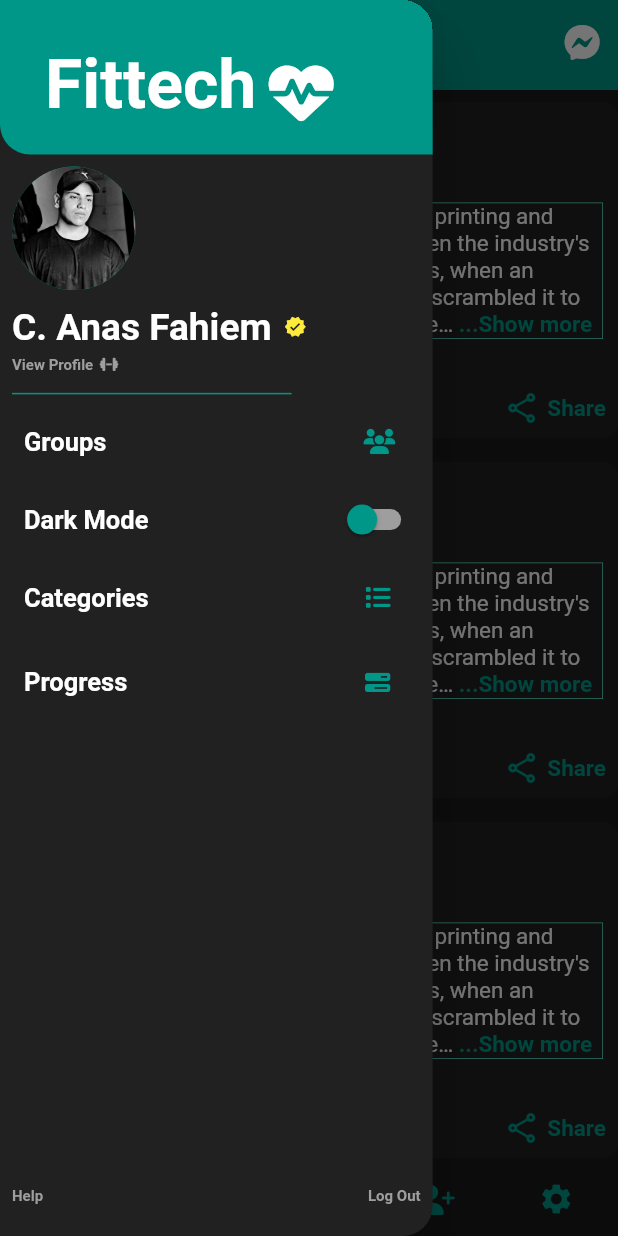
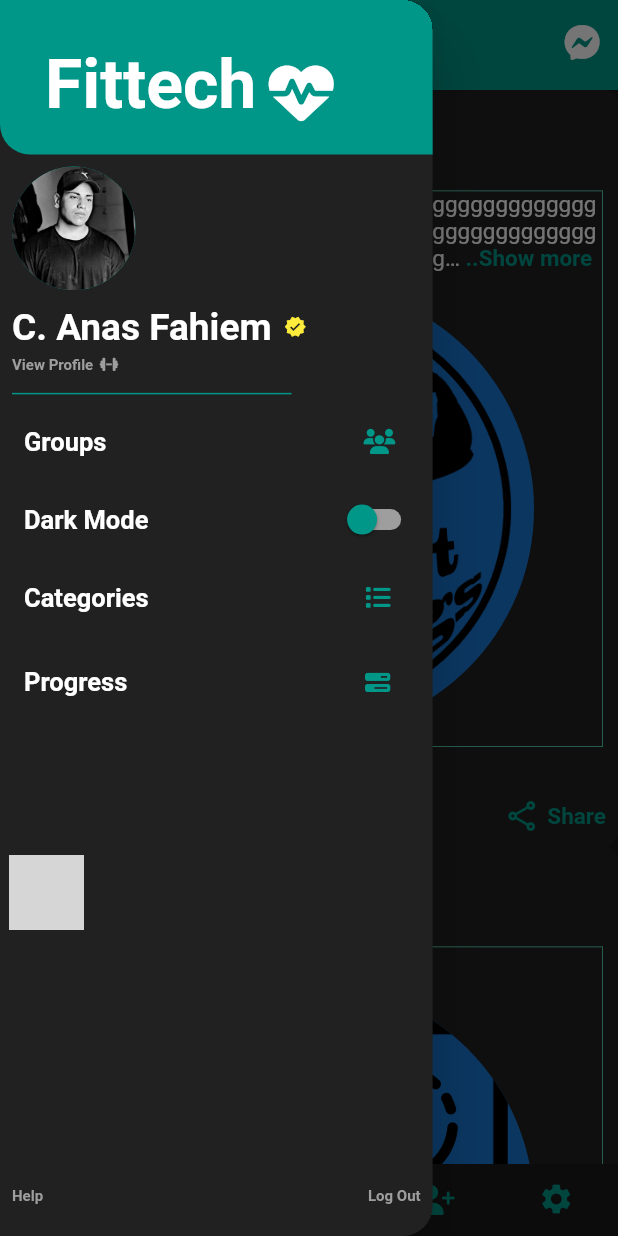
Before and after one commit to AnasFahiem/Health_Care_APP, a Flutter app: the HomeBage screen opened by its route, with the side drawer open, on a phone screen of 412 x 824 dp. Run offline on Flutter 3.47's test engine with Material 2 defaults, Android fonts, the phone set to English and light mode, and no system bars; drawn by our look-alikes of readmore; our stand-ins replace font_awesome_flutter, google_fonts; grey boxes are pictures that could not be loaded.

Commit message:
post another modefying

```diff
--- /dev/null
+++ b/lib/data/posts.dart
@@ -0,0 +1,41 @@
+import 'package:fittech_app/widgets/post.dart';
+import 'package:flutter/material.dart';
+
+List<Widget> posts = [
+  PostWidget(
+    image: "assets/to5y.jpg",
+    name: "C. Adham Elto5y",
+    subtitle: "CIT",
+    post:
+        "ggggggggggggggggggggggggggggggggggggggggggggggggggggggggggggggggggggggggggggggggggggggggggggggggggggggggggggggggggggggggggggggggggggggggggggggggggggggggggggggggggggggggggggggggg",
+    postImage: "assets/workout.png",
+  ),
+  PostWidget(
+    image: "assets/Ali.jpg",
+    name: "C. Ali Diab",
+    subtitle: "CIT2",
+    post: "",
+    postImage: "assets/caloriesCalc.png",
+  ),
+  PostWidget(
+    image: "assets/me.jpg",
+    name: "C. Anas Fahiem",
+    subtitle: "CIT3",
+    post: "",
+    postImage: "assets/suplementStore.png",
+  ),
+//   PostWidget(
+//     image: "assets/to5y.jpg",
+//     name: "C. Adham Elto5y",
+//     subtitle: "CIT",
+//     post: "Workout",
+//     postImage: "assets/workout.png",
+//   ),
+//   PostWidget(
+//     image: "assets/to5y.jpg",
+//     name: "C. Adham Elto5y",
+//     subtitle: "CIT",
+//     post: "Workout",
+//     postImage: "assets/workout.png",
+//   ),
+];
--- a/lib/screeens/grid_search_screen.dart
+++ b/lib/screeens/grid_search_screen.dart
@@ -1,6 +1,5 @@
 import 'package:flutter/material.dart';
 import '../data/Categories.dart';
-import '../widgets/grid_search_item.dart';
 
 class GridSearchScreen extends StatelessWidget {
   const GridSearchScreen({super.key});
--- a/lib/screeens/home_bage.dart
+++ b/lib/screeens/home_bage.dart
@@ -1,17 +1,11 @@
-import 'dart:ffi';
-
 import 'package:fittech_app/screeens/search_screen.dart';
-import 'package:fittech_app/widgets/app_bar.dart';
 import 'package:fittech_app/widgets/drawer.dart';
 import 'package:flutter/material.dart';
 import 'package:font_awesome_flutter/font_awesome_flutter.dart';
-import 'package:google_fonts/google_fonts.dart';
-
-import '../widgets/post.dart';
 import 'posts_screen.dart';
 
 class HomeBage extends StatelessWidget {
-  HomeBage({super.key});
+  const HomeBage({super.key});
   static const routeName = '/home-bage';
   // final GlobalKey<ScaffoldState> _scaffoldKey = new GlobalKey<ScaffoldState>();
 
@@ -34,7 +28,7 @@
         body: TabBarView(
           children: [
             PostsScreen(),
-            SearchScreen(),
+            const SearchScreen(),
             PostsScreen(),
             PostsScreen(),
             PostsScreen(),
--- a/lib/screeens/posts_screen.dart
+++ b/lib/screeens/posts_screen.dart
@@ -1,11 +1,10 @@
+import 'package:fittech_app/data/posts.dart';
 import 'package:fittech_app/widgets/app_bar.dart';
 import 'package:flutter/material.dart';
 
-import '../widgets/post.dart';
-
 class PostsScreen extends StatelessWidget {
   PostsScreen({super.key});
-  final GlobalKey<ScaffoldState> _scaffoldKey = new GlobalKey<ScaffoldState>();
+  final GlobalKey<ScaffoldState> _scaffoldKey = GlobalKey<ScaffoldState>();
 
   @override
   Widget build(BuildContext context) {
@@ -16,18 +15,9 @@
           scaffoldKey: _scaffoldKey,
           image: "assets/me.jpg"),
       body: ListView.builder(
-          itemCount: 5,
+          itemCount: posts.length,
           itemBuilder: (context, index) {
-            return Padding(
-              padding: const EdgeInsets.only(top: 8.0, bottom: 8.0),
-              child: PostWidget(
-                name: "C.Adham Elto5y",
-                image: "assets/to5y.jpg",
-                subtitle: "CIT",
-                post:
-                    "Lorem Ipsum is simply dummy text of the printing and typesetting industry. Lorem Ipsum has been the industry's standard dummy text ever since the 1500s, when an unknown printer took a galley of type and scrambled it to make a type specimen book. It has survived not only five centuries, but also the leap into electronic typesetting, remaining essentially unchanged. It was popularised in the 1960s with the release of Letraset sheets containing Lorem Ipsum passages, and more recently with desktop publishing software like Aldus PageMaker including versions of Lorem Ipsum.",
-              ),
-            );
+            return posts[index];
           }),
     );
   }
--- a/lib/screeens/search_screen.dart
+++ b/lib/screeens/search_screen.dart
@@ -1,8 +1,6 @@
 import 'package:fittech_app/screeens/grid_search_screen.dart';
 import 'package:fittech_app/widgets/search_bar.dart';
 import 'package:flutter/material.dart';
-import 'package:font_awesome_flutter/font_awesome_flutter.dart';
-import 'package:google_fonts/google_fonts.dart';
 
 class SearchScreen extends StatelessWidget {
   const SearchScreen({super.key});
@@ -12,23 +10,23 @@
     return Scaffold(
         appBar: AppBar(
           backgroundColor: Colors.transparent,
-          leading: CircleAvatar(
+          leading: const CircleAvatar(
             radius: 25,
             backgroundImage: AssetImage("assets/me.jpg"),
             backgroundColor: Colors.grey,
           ),
-          title: SearchBarWidget(),
+          title: const SearchBarWidget(),
           actions: [
             IconButton(
-              icon: Icon(Icons.filter_list_outlined),
+              icon: const Icon(Icons.filter_list_outlined),
               color: Colors.teal,
               onPressed: () {},
               iconSize: 25,
             ),
           ],
         ),
-        body: Padding(
-          padding: const EdgeInsets.only(top: 15, left: 8, right: 8),
+        body: const Padding(
+          padding: EdgeInsets.only(top: 15, left: 8, right: 8),
           child: Center(
             child: GridSearchScreen(),
           ),
--- a/lib/widgets/post.dart
+++ b/lib/widgets/post.dart
@@ -3,18 +3,21 @@
 import 'package:google_fonts/google_fonts.dart';
 import 'package:readmore/readmore.dart';
 
+// ignore: must_be_immutable
 class PostWidget extends StatefulWidget {
   PostWidget({
     super.key,
     required this.name,
-    required this.image,
+    @required this.image,
     required this.subtitle,
-    required this.post,
+    @required this.post,
+    required this.postImage,
   });
   final String name;
-  final String image;
+  String? image;
   final String subtitle;
-  final String post;
+  String? post;
+  final String postImage;
   Icon icon1 = const Icon(
     FontAwesomeIcons.thumbsUp,
     color: Colors.teal,
@@ -41,7 +44,7 @@
               children: [
                 CircleAvatar(
                   radius: 25,
-                  backgroundImage: AssetImage(widget.image),
+                  backgroundImage: AssetImage(widget.image!),
                   backgroundColor: Colors.grey,
                 ),
                 const SizedBox(
@@ -77,8 +80,11 @@
                     ),
                     Text(
                       widget.subtitle,
-                      style: const TextStyle(
+                      style: GoogleFonts.roboto(
+                        textStyle: const TextStyle(
                           color: Colors.grey,
+                          fontSize: 12,
+                        ),
                       ),
                     ),
                   ],
@@ -116,12 +122,15 @@
                   width: 0.5,
                 ),
               ),
-              child: ReadMoreText(
-                widget.post,
-                trimLines: 5,
+              child: Column(
+                children: [
+                  ReadMoreText(
+                    widget.post!,
+                    textDirection: TextDirection.ltr,
+                    trimLines: 3,
                     colorClickableText: Colors.teal,
                     trimMode: TrimMode.Line,
-                trimCollapsedText: '...Show more',
+                    trimCollapsedText: '..Show more',
                     trimExpandedText: ' show less',
                     moreStyle: GoogleFonts.roboto(
                       textStyle: const TextStyle(
@@ -137,6 +146,14 @@
                         fontSize: 15,
                       ),
                     ),
+                  ),
+                  Padding(
+                    padding: const EdgeInsets.all(8.0),
+                    child: CircleAvatar(
+                        backgroundImage: AssetImage(widget.postImage),
+                        radius: 150),
+                  ),
+                ],
               ),
             ),
           ),
```
Lines whose indentation alone changed are shown as unchanged.
